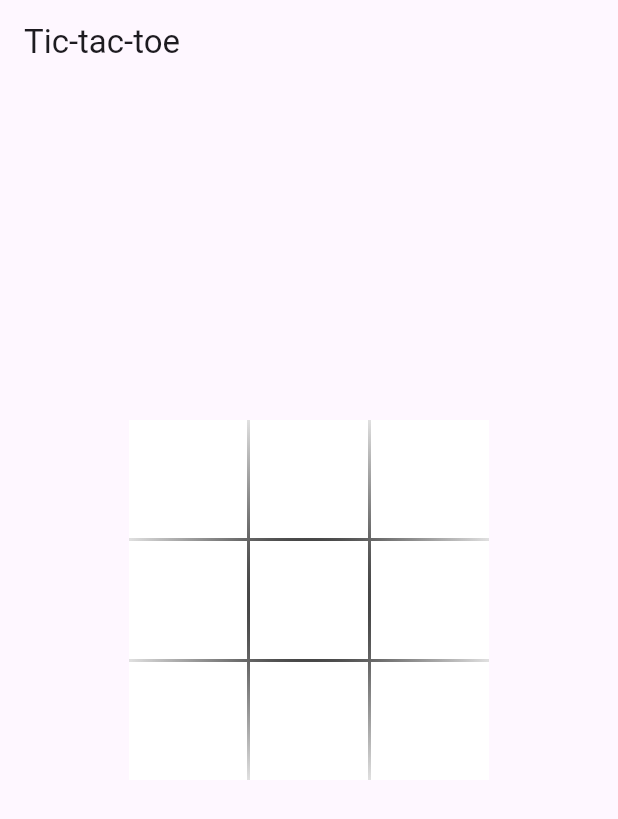
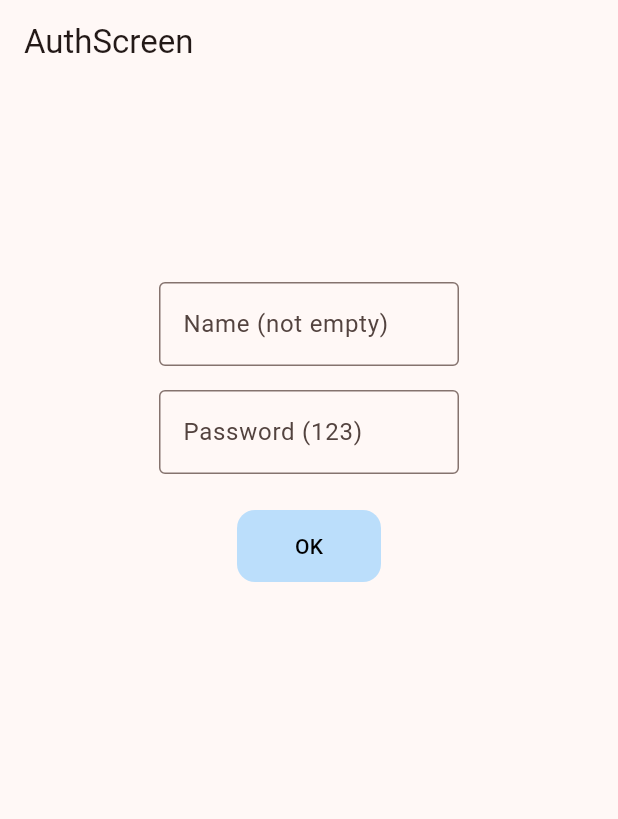
Before and after one commit to i-3/my-app, a Flutter app: the screen it shows after launch, on a phone screen of 412 x 824 dp. Shown: the top 819 px of the screen. Run offline on Flutter 3.47's test engine with Material 3 defaults, Android fonts, the phone set to English and light mode, and no system bars; our stand-ins replace flutter_map, latlong2; missing offline and left inert: flutter_map_cancellable_tile_provider.

Commit message:
auth & map

```diff
--- a/lib/main.dart
+++ b/lib/main.dart
@@ -1,28 +1,226 @@
 import 'package:flutter/material.dart';
+import 'package:provider/provider.dart';
+import 'package:flutter_map/flutter_map.dart';
+import 'package:flutter_map_cancellable_tile_provider/flutter_map_cancellable_tile_provider.dart';
+import 'package:latlong2/latlong.dart';
 
 void main() {
+  // print('Let\'s go');
+
   runApp(const MyApp());
 }
 
-class MyApp extends StatefulWidget {
+class MyApp extends StatelessWidget {
   const MyApp({super.key});
 
   @override
-  State<MyApp> createState() => _MyAppState();
+  Widget build(BuildContext context) {
+    return ChangeNotifierProvider(
+      create: (context) => MyAppState(),
+      child: MaterialApp(
+        title: 'MyApp',
+        theme: ThemeData(
+          useMaterial3: true,
+          colorScheme: ColorScheme.fromSeed(seedColor: Colors.deepOrange),
+        ),
+        // initialRoute: '/',
+        routes: {
+          '/': (context) => const AuthScreen(),
+          '/home': (context) => const HomeScreen(),
+        },
+      ),
+    );
+  }
 }
 
-class _MyAppState extends State<MyApp> {
-  var map = [
-    ['', ''],
-    ['', ''],
-    ['', ''],
-    ['', ''],
-    ['', ''],
-    ['', ''],
-    ['', ''],
-    ['', ''],
-    ['', ''],
-  ];
+class MyAppState with ChangeNotifier {
+  String _name = '';
+  var selectedIndex = 0;
+
+  get getName => _name;
+
+  void setName(String name) {
+    _name = name;
+    notifyListeners();
+  }
+
+  void setIndex(int index) {
+    selectedIndex = index;
+    notifyListeners();
+  }
+}
+
+class AuthScreen extends StatelessWidget {
+  const AuthScreen({super.key});
+
+  @override
+  Widget build(BuildContext context) {
+    var appState = context.watch<MyAppState>();
+    var pass = '';
+
+    return Scaffold(
+        appBar: AppBar(
+          title: const Text('AuthScreen'),
+        ),
+        body: Center(
+          child: SizedBox(
+            width: 200,
+            height: 600,
+            child: Column(
+              children: [
+                const SizedBox(height: 48),
+                TextFormField(
+                  decoration: const InputDecoration(
+                    labelText: 'Name (not empty)',
+                    border: OutlineInputBorder(),
+                  ),
+                  onChanged: appState.setName,
+                ),
+                const SizedBox(height: 16),
+                TextFormField(
+                  obscureText: true,
+                  decoration: const InputDecoration(
+                    labelText: 'Password (123)',
+                    border: OutlineInputBorder(),
+                  ),
+                  onChanged: (String value) {
+                    pass = value;
+                  },
+                ),
+                const SizedBox(height: 16),
+                TextButton(
+                  child: Container(
+                    alignment: Alignment.center,
+                    width: 96,
+                    height: 48,
+                    decoration: BoxDecoration(
+                      borderRadius: const BorderRadius.all(Radius.circular(12)),
+                      color: Colors.blue[100],
+                    ),
+                    child: const Text(
+                      'OK',
+                      style: TextStyle(color: Colors.black),
+                    ),
+                  ),
+                  onPressed: () {
+                    if (appState._name != '' && pass == '123') {
+                      Navigator.pushNamed(context, '/home');
+                    }
+                  },
+                ),
+              ],
+            ),
+          ),
+        ));
+  }
+}
+
+class HomeScreen extends StatelessWidget {
+  const HomeScreen({super.key});
+
+  @override
+  Widget build(BuildContext context) {
+    var appState = context.watch<MyAppState>();
+
+    return Scaffold(
+      appBar: AppBar(
+        title: Text('Hi, ${appState._name}'),
+      ),
+      body: LayoutBuilder(
+        builder: (context, constraints) {
+          if (constraints.maxWidth < 550) {
+            return Column(
+              children: [
+                Expanded(
+                  child: appState.selectedIndex == 0
+                      ? const TicTacToe()
+                      : FlutterMap(
+                          options: const MapOptions(
+                            initialCenter: LatLng(56.95, 24.1),
+                            initialZoom: 12.0,
+                          ),
+                          children: [
+                            TileLayer(
+                              urlTemplate:
+                                  'https://tile.openstreetmap.org/{z}/{x}/{y}.png',
+                              userAgentPackageName: 'com.example.app',
+                              tileProvider: CancellableNetworkTileProvider(),
+                            ),
+                          ],
+                        ),
+                ),
+                SafeArea(
+                  child: BottomNavigationBar(
+                    items: const [
+                      BottomNavigationBarItem(
+                        icon: Icon(Icons.grid_3x3),
+                        label: 'TicTacToe',
+                      ),
+                      BottomNavigationBarItem(
+                        icon: Icon(Icons.map),
+                        label: 'Map',
+                      ),
+                    ],
+                    currentIndex: appState.selectedIndex,
+                    onTap: (value) {
+                      appState.setIndex(value);
+                    },
+                  ),
+                )
+              ],
+            );
+          } else {
+            return Row(
+              children: [
+                SafeArea(
+                  child: NavigationRail(
+                    extended: constraints.maxWidth >= 600,
+                    destinations: const [
+                      NavigationRailDestination(
+                        icon: Icon(Icons.grid_3x3),
+                        label: Text('TicTacToe'),
+                      ),
+                      NavigationRailDestination(
+                        icon: Icon(Icons.map),
+                        label: Text('Map'),
+                      ),
+                    ],
+                    selectedIndex: appState.selectedIndex,
+                    onDestinationSelected: (value) {
+                      appState.setIndex(value);
+                    },
+                  ),
+                ),
+                Expanded(
+                    child: appState.selectedIndex == 0
+                        ? const TicTacToe()
+                        : const Placeholder()),
+              ],
+            );
+          }
+        },
+      ),
+    );
+  }
+}
+
+class TicTacToe extends StatefulWidget {
+  const TicTacToe({super.key});
+
+  @override
+  State<TicTacToe> createState() => _TicTacToeState();
+}
+
+getDefault() {
+  var l = [];
+  for (var i = 0; i < 10; i++) {
+    l.add(['', '']);
+  }
+  return l;
+}
+
+class _TicTacToeState extends State<TicTacToe> {
+  var grid = getDefault();
   var count = 0;
   var x = [];
   var z = [];
@@ -56,7 +254,7 @@ class _MyAppState extends State<MyApp> {
           if (w.isNotEmpty) {
             setState(() {
               for (int id in w) {
-                map[id][1] = 'X';
+                grid[id][1] = 'X';
               }
             });
           }
@@ -77,32 +275,21 @@ class _MyAppState extends State<MyApp> {
           if (w.isNotEmpty) {
             setState(() {
               for (int id in w) {
-                map[id][1] = 'O';
+                grid[id][1] = 'O';
               }
             });
           }
         }
       }
       setState(() {
-        map[i][0] = count.isOdd ? 'X' : 'O';
+        grid[i][0] = count.isOdd ? 'X' : 'O';
       });
     }
   }
 
   @override
   Widget build(BuildContext context) {
-    const title = 'Tic-tac-toe';
-    return MaterialApp(
-      title: title,
-      theme: ThemeData(
-        colorScheme: ColorScheme.fromSeed(seedColor: Colors.deepPurple),
-        useMaterial3: true,
-      ),
-      home: Scaffold(
-          appBar: AppBar(
-            title: const Text(title),
-          ),
-          body: Center(
+    return Center(
       child: Column(
         mainAxisSize: MainAxisSize.min,
         children: [
@@ -128,15 +315,14 @@ class _MyAppState extends State<MyApp> {
                   },
                   child: Container(
                     decoration: BoxDecoration(
-                            color: map[i][1] == ''
-                                ? Colors.white
-                                : Colors.green[100],
+                      color:
+                          grid[i][1] == '' ? Colors.white : Colors.green[100],
                     ),
                     child: Center(
                       child: Text(
-                              map[i][0],
-                              style: const TextStyle(
-                                  fontSize: 50, color: Colors.grey),
+                        grid[i][0],
+                        style:
+                            const TextStyle(fontSize: 50, color: Colors.grey),
                       ),
                     ),
                   ),
@@ -151,17 +337,7 @@ class _MyAppState extends State<MyApp> {
               : ElevatedButton(
                   onPressed: () {
                     setState(() {
-                            map = [
-                              ['', ''],
-                              ['', ''],
-                              ['', ''],
-                              ['', ''],
-                              ['', ''],
-                              ['', ''],
-                              ['', ''],
-                              ['', ''],
-                              ['', ''],
-                            ];
+                      grid = getDefault();
                       count = 0;
                       x = [];
                       z = [];
@@ -172,7 +348,6 @@ class _MyAppState extends State<MyApp> {
                 ),
         ],
       ),
-          )),
     );
   }
 }
--- a/pubspec.yaml
+++ b/pubspec.yaml
@@ -35,6 +35,10 @@ dependencies:
   # The following adds the Cupertino Icons font to your application.
   # Use with the CupertinoIcons class for iOS style icons.
   cupertino_icons: ^1.0.6
+  provider: ^6.1.2
+  flutter_map: ^7.0.1
+  flutter_map_cancellable_tile_provider: ^3.0.0
+  latlong2: ^0.9.1
 
 dev_dependencies:
   flutter_test:
@@ -45,7 +49,7 @@ dev_dependencies:
   # activated in the `analysis_options.yaml` file located at the root of your
   # package. See that file for information about deactivating specific lint
   # rules and activating additional ones.
-  flutter_lints: ^3.0.0
+  flutter_lints: ^4.0.0
 
 # For information on the generic Dart part of this file, see the
 # following page: https://dart.dev/tools/pub/pubspec
```
Also changed, not shown: pubspec.lock. Lines whose indentation alone changed are shown as unchanged.
